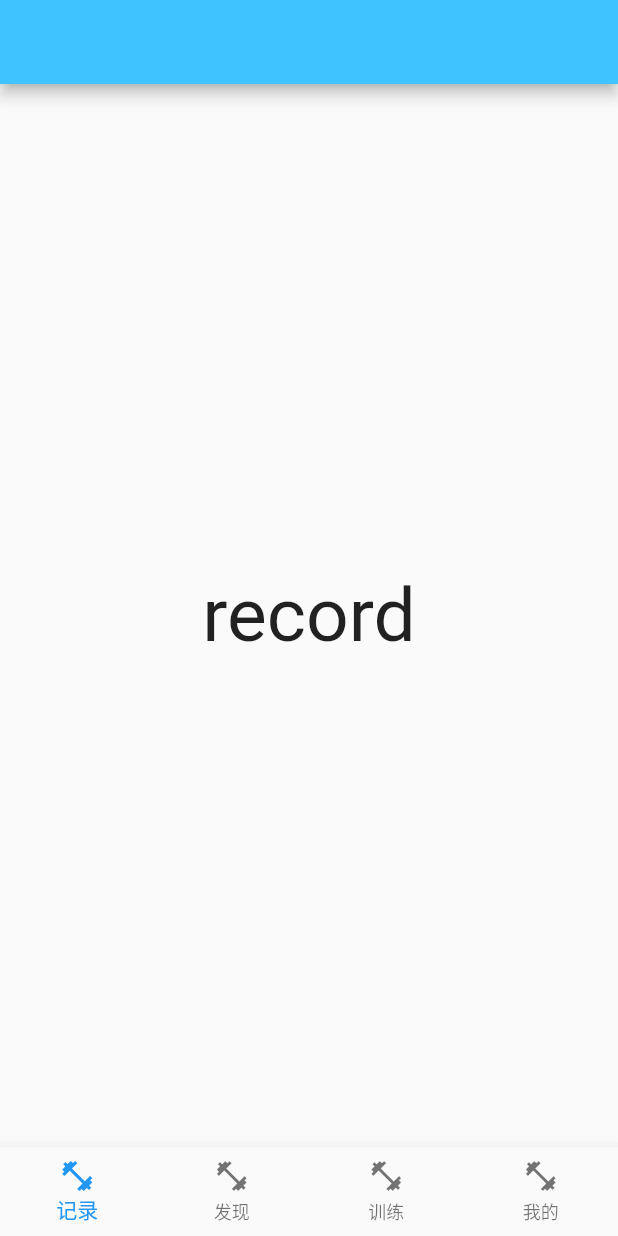
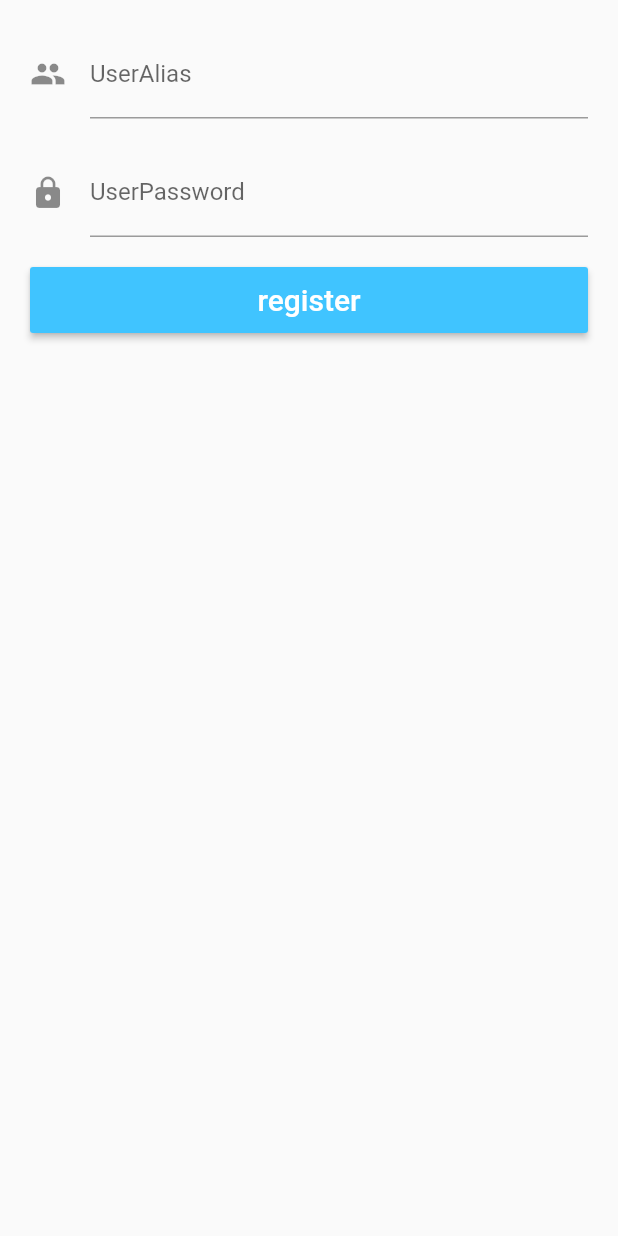
Before and after one commit to RUAN-ZX/edot, a Flutter app: the screen it shows after launch, on a phone screen of 412 x 824 dp. Run offline on Flutter 3.47's test engine with Material 2 defaults, Android fonts, the phone set to English and light mode, and no system bars; our stand-ins replace dio.

Commit message:
loginPageHalf

```diff
--- a/lib/main.dart
+++ b/lib/main.dart
@@ -1,102 +1,13 @@
 import 'package:flutter/material.dart';
-import 'views/discover/discover.dart';
-import 'views/exercise/exercise.dart';
-import 'views/me/me.dart';
-import 'views/record/record.dart';
-
 
 import 'package:flutter/cupertino.dart';
 import 'package:flutter/material.dart';
 import 'package:flutter/painting.dart';
 import 'package:flutter/widgets.dart';
 
+import 'views/loginAndRegister/login.dart';
+import 'views/loginAndRegister/register.dart';
 
 
 ///单行实现
-main() => runApp(edot());
-
-
-
-class edot extends StatelessWidget {
-  @override
-  Widget build(BuildContext context) {
-    return MaterialApp(
-      title: "易点健身",
-      theme: ThemeData(
-          primaryColor: Colors.lightBlueAccent,
-//          highlightColor: Colors.transparent,
-//          splashColor: Colors.transparent
-      ),
-      home: MyStackPage(),
-      // MyStackPage就是我们的核心页面 用scaffold 构建页面
-    );
-  }
-}
-
-class MyStackPage extends StatefulWidget {
-  @override
-  _MyStackPageState createState() => _MyStackPageState();
-}
-
-class _MyStackPageState extends State<MyStackPage> {
-
-  var _currentIndex = 0;
-
-  @override
-  Widget build(BuildContext context) {
-    return Scaffold(
-//      appBar: AppBar(
-//            shape: BoxShape.rectangle,
-//        title: Center(
-//          child:Text(
-//            "I am the bar at the beginning.",
-//            style: TextStyle(
-//              fontSize: 15,
-//              color: Colors.amberAccent,
-//            ),
-//          ),
-//        ),
-//      ),
-      body: IndexedStack(
-        index: _currentIndex,
-        children: <Widget>[
-          record(),
-          discover(),
-          exercise(),
-          me(),
-
-//          Profile()
-        ],
-      ),
-      bottomNavigationBar: BottomNavigationBar(
-        currentIndex: _currentIndex,
-//        selectedFontSize: 14,
-//        unselectedFontSize: 14,
-        type: BottomNavigationBarType.fixed,
-        items: [
-          createItem("record", "记录"),
-          createItem("discover", "发现"),
-          createItem("exercise", "训练"),
-          createItem("me", "我的"),
-        ],
-        onTap: (index) {
-          setState(() {
-            _currentIndex = index;
-          });
-        },
-      ),
-
-    );
-  }
-}
-
-
-BottomNavigationBarItem createItem(String iconName, String title) {
-  return BottomNavigationBarItem(
-//      icon: Image.asset("assets/icon/$iconName.png", width: 30,),
-      icon: Icon(Icons.fitness_center),
-
-//      activeIcon: Image.asset("assets/images/tabbar/${iconName}_active.png", width: 30,),
-      title: Text(title)
-  );
-}
+main() => runApp(login());
--- /dev/null
+++ b/lib/views/loginAndRegister/login.dart
@@ -0,0 +1,100 @@
+import 'package:flutter/material.dart';
+import 'package:flutter/rendering.dart';
+
+class login extends StatelessWidget {
+  @override
+  Widget build(BuildContext context) {
+    return MaterialApp(
+        title: "易点健身",
+        theme: ThemeData(
+          primaryColor: Colors.lightBlueAccent,
+        ),
+        home:
+        Scaffold(
+//          appBar: AppBar(
+//            title: Text("login"),
+//          ),
+          body: LoginWidget(),
+        ));
+  }
+}
+
+class LoginWidget extends StatefulWidget {
+  @override
+  State<StatefulWidget> createState() => LoginWidgetState();
+}
+
+class LoginWidgetState extends State<LoginWidget> {
+  GlobalKey<FormState> key = GlobalKey();
+  String username;
+  String userPassword;
+  @override
+  Widget build(BuildContext context) {
+    return Padding(
+      padding:const EdgeInsets.all(20),
+      child:Form(
+      key: key,
+      child: Center(
+        child: ListView(
+          children: <Widget>[
+            TextFormField(
+              onSaved: (value) => this.username = value,
+              validator: (value) {
+                if (value.isEmpty) {
+                  return "不能为空";
+                }
+//              else if(value)
+                return null;
+              },
+              decoration: InputDecoration(
+
+                icon: Icon(Icons.people),
+                labelText: "UserAlias",
+//                focusColor: Colors.blue,
+              ),
+            ),
+            SizedBox(
+              height: 20,
+            ),
+            TextFormField(
+              onSaved: (value) => this.userPassword = value,
+              validator: (value) {
+                if (value.isEmpty) {
+                  return "不能为空";
+                }
+//              else if(value)
+                return null;
+              },
+              obscureText: true,
+              decoration: InputDecoration(
+                icon: Icon(Icons.lock),
+                labelText: "UserPassword",
+              ),
+            ),
+            SizedBox(
+              height: 20,
+            ),
+            Container(
+              width: double.infinity,
+              height: 44,
+              child: RaisedButton(
+//                color： Colors.lightBlueAccent,
+                color: Colors.lightBlueAccent,
+                child: Text(
+                  "register",
+                  style: TextStyle(fontSize: 20, color: Colors.white),
+                ),
+                onPressed: () {
+                  key.currentState.save();
+                  key.currentState.validate();
+                  print("username: $username \n password: $userPassword");
+                },
+              ),
+            ),
+          ],
+        ),
+      ),
+    ),
+    );
+  }
+}
--- /dev/null
+++ b/lib/views/loginAndRegister/register.dart
@@ -0,0 +1,16 @@
+import 'package:flutter/material.dart';
+
+class register extends StatelessWidget{
+  @override
+  Widget build(BuildContext context) {
+    return Scaffold(
+      appBar: AppBar(
+        title: Text("register"),
+      ),
+      body: Center(
+        child: Text("register",style: TextStyle(fontSize: 50),),
+      ),
+    );
+  }
+
+}
```
Also changed, not shown: lib/views/tab/discover/discover.dart (added, +65 -0 lines), lib/views/tab/exercise/exercise.dart (added, +65 -0 lines), lib/views/tab/me/me.dart (added, +17 -0 lines), lib/views/tab/record/record.dart (added, +55 -0 lines), lib/views/tab/tabR.dart (added, +102 -0 lines).
